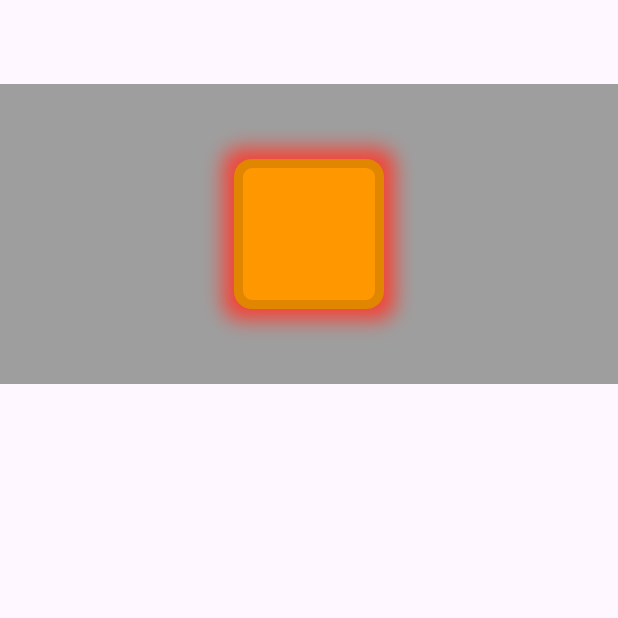
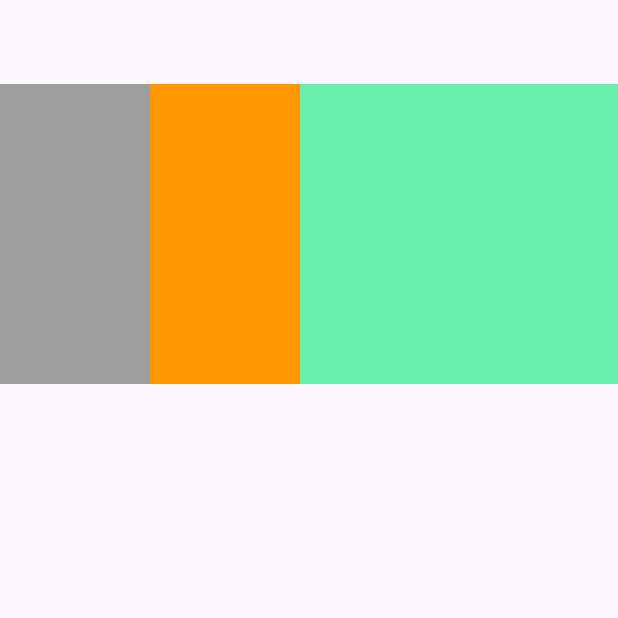
Before and after one commit to sup0808/Flutter_firstapp, a Flutter app: the screen it shows after launch, on a phone screen of 412 x 824 dp, the top half of it. Run offline on Flutter 3.47's test engine with Material 3 defaults, Android fonts, the phone set to English and light mode, and no system bars; our stand-ins replace font_awesome_flutter.

Commit message:
Expanded widget example(cover the remaining space in screen)

```diff
--- a/lib/main.dart
+++ b/lib/main.dart
@@ -45,7 +45,51 @@ class MyHomePage extends StatefulWidget {
 */
 
   @override
-  State<MyHomePage> createState() => _ContainerDecorationPage();
+  State<MyHomePage> createState() => _ExpandedWidgetPage();
+
+}
+
+class _ExpandedWidgetPage extends State<MyHomePage> {
+
+
+  @override
+  Widget build(BuildContext context) {
+
+
+    return Scaffold(
+      appBar: AppBar(
+
+      ),
+      body:
+      Row(
+        mainAxisAlignment: MainAxisAlignment.center,
+        children: [
+          Container(
+            width: 100,
+            height: 200,
+            color: Colors.grey,
+
+          ),
+          Container(
+            width: 100,
+            height: 200,
+            color: Colors.orange,
+
+          ),
+          Expanded(
+            child: Container(
+              width: 100,
+              height: 200,
+              color: Colors.greenAccent,
+
+            ),
+          ),
+
+        ],
+      )
+      ,
+    );
+  }
 
 }
 
```
